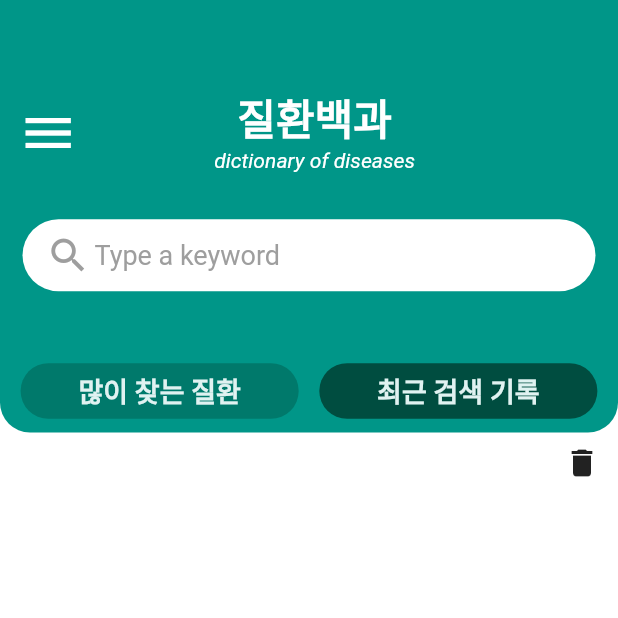
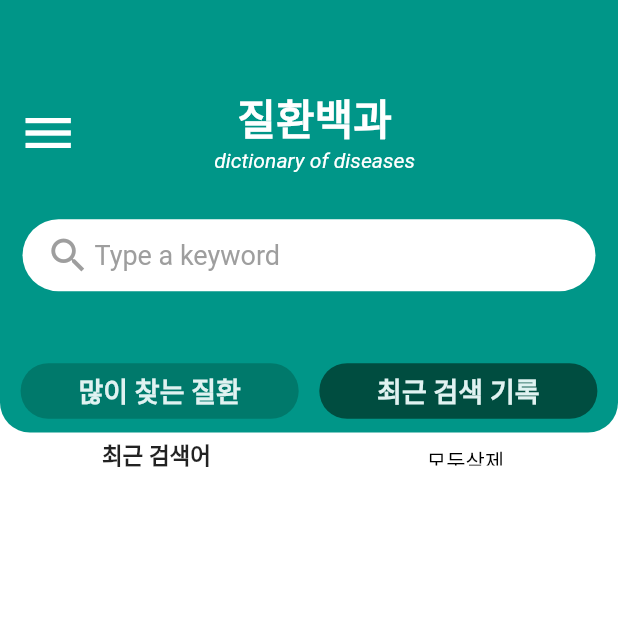
Before and after one commit to akdlcnd0994/flutterDEBG, a Flutter app: the DicionaryScreen screen opened directly, after a tap on "최근 검색 기록", on a phone screen of 412 x 824 dp, the top half of it. Run offline on Flutter 3.47's test engine with Material 2 defaults, Android fonts, the phone set to English and light mode, and no system bars; our stand-ins replace cloud_firestore, firebase_auth, firebase_core, shared_preferences; accounts and stored records are empty; network calls fail.

Commit message:
검색버그, 개별삭제, 돋보기

```diff
--- a/lib/screens/dictionary_screen.dart
+++ b/lib/screens/dictionary_screen.dart
@@ -65,8 +65,6 @@ class _DicionaryScreenState extends State<DicionaryScreen> {
       print(temp);
       recent = temp.split('\n');
     }
-
-    recent = recent.reversed.toList();
   }
 
   SizedBox myBox = const SizedBox();
@@ -240,7 +238,7 @@ class _DicionaryScreenState extends State<DicionaryScreen> {
                                           r = r.replaceAll(
                                               RegExp('[\r\n]'), "");
                                           diseases = r.split("㉾");
-                                          print(diseases);
+
                                           setState(() {
                                             myBox = newMethod(
                                                 context, height, width, true);
@@ -329,6 +327,7 @@ class _DicionaryScreenState extends State<DicionaryScreen> {
   }
 
   SizedBox newMethod(BuildContext context, height, double width, bool tf) {
+    List<String> stemp = List.from(recent.reversed);
     SizedBox sb = const SizedBox();
     if (tf) {
       sb = SizedBox(
@@ -337,8 +336,21 @@ class _DicionaryScreenState extends State<DicionaryScreen> {
           physics: const BouncingScrollPhysics(),
           child: Column(
             children: [
+              const Row(
+                mainAxisAlignment: MainAxisAlignment.spaceAround,
+                children: [
+                  Text(
+                    '많이찾는 질환',
+                    style: TextStyle(fontSize: 15, fontWeight: FontWeight.bold),
+                  ),
+                  Text(
+                    '',
+                  ),
+                ],
+              ),
               for (String disease in diseases)
-                if (disease != '') poKeyword(context, disease, height, width),
+                if (disease != '')
+                  poKeyword(context, disease, height, width, tf),
               SizedBox(
                 height: height * 0.095,
               )
@@ -353,26 +365,40 @@ class _DicionaryScreenState extends State<DicionaryScreen> {
           physics: const BouncingScrollPhysics(),
           child: Column(
             children: [
-              Row(
-                mainAxisAlignment: MainAxisAlignment.end,
+              Column(
                 children: [
                   SizedBox(
                     height: 30,
-                    child: IconButton(
-                      icon: const Icon(Icons.delete),
+                    child: Row(
+                      mainAxisAlignment: MainAxisAlignment.spaceAround,
+                      children: [
+                        const Text(
+                          '최근 검색어',
+                          style: TextStyle(
+                              fontSize: 15, fontWeight: FontWeight.bold),
+                        ),
+                        Row(
+                          children: [
+                            TextButton(
                               onPressed: () {
                                 prefs.clear();
                                 recent = [];
                                 setState(() {
-                          myBox = newMethod(context, height, width, false);
+                                  myBox = newMethod(context, height, width, tf);
                                 });
                               },
+                              child: const Text('모두삭제',
+                                  style: TextStyle(color: Colors.black)),
+                            ),
+                          ],
+                        ),
+                      ],
                     ),
                   ),
                 ],
               ),
-              for (String str in recent)
-                if (str != '') poKeyword(context, str, height, width),
+              for (String str in stemp)
+                if (str != '') poKeyword(context, str, height, width, tf),
               SizedBox(
                 height: height * 0.095,
               )
@@ -384,8 +410,8 @@ class _DicionaryScreenState extends State<DicionaryScreen> {
     return sb;
   }
 
-  Container poKeyword(
-      BuildContext context, String disease, double height, double width) {
+  Container poKeyword(BuildContext context, String disease, double height,
+      double width, bool tf) {
     return Container(
       decoration: BoxDecoration(
         border: Border(
@@ -397,7 +423,14 @@ class _DicionaryScreenState extends State<DicionaryScreen> {
         child: InkWell(
           splashColor: Colors.grey,
           onTap: () {
+            if (tf) {
               DictionaryInfo().sendDataToJSP(context, disease);
+            } else {
+              Navigator.push(
+                  context,
+                  MaterialPageRoute(
+                      builder: (context) => HealthInfoListScreen('', disease)));
+            }
           },
           child: SizedBox(
             height: height * 0.0545,
@@ -405,12 +438,35 @@ class _DicionaryScreenState extends State<DicionaryScreen> {
             child: Padding(
               padding: EdgeInsets.only(left: (width * 0.1)),
               child: Row(
-                mainAxisAlignment: MainAxisAlignment.start,
+                mainAxisAlignment: MainAxisAlignment.spaceBetween,
                 children: [
+                  Row(
+                    children: [
+                      const Icon(Icons.search),
+                      const SizedBox(
+                        width: 10,
+                      ),
                       Text(
                         disease,
                         style: const TextStyle(
                             fontSize: 14, fontWeight: FontWeight.w600),
+                      ),
+                    ],
+                  ),
+                  if (!tf)
+                    IconButton(
+                      icon: const Icon(Icons.close),
+                      onPressed: () {
+                        recent.remove(disease);
+                        String temp = '';
+                        for (String str in recent) {
+                          temp += '\n$str';
+                        }
+                        prefs.setString('recent', temp);
+                        setState(() {
+                          myBox = newMethod(context, height, width, tf);
+                        });
+                      },
                     ),
                 ],
               ),
```
Also changed, not shown: lib/screens/health_info_list_screen.dart (+5 -2 lines). Lines whose indentation alone changed are shown as unchanged.
